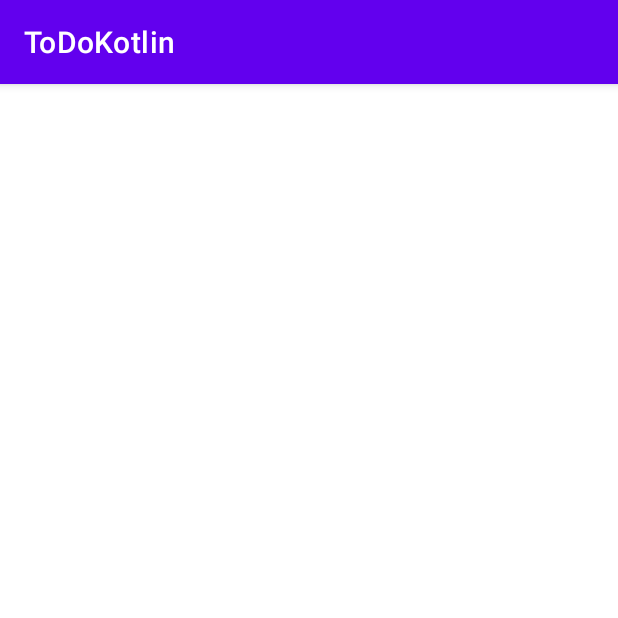
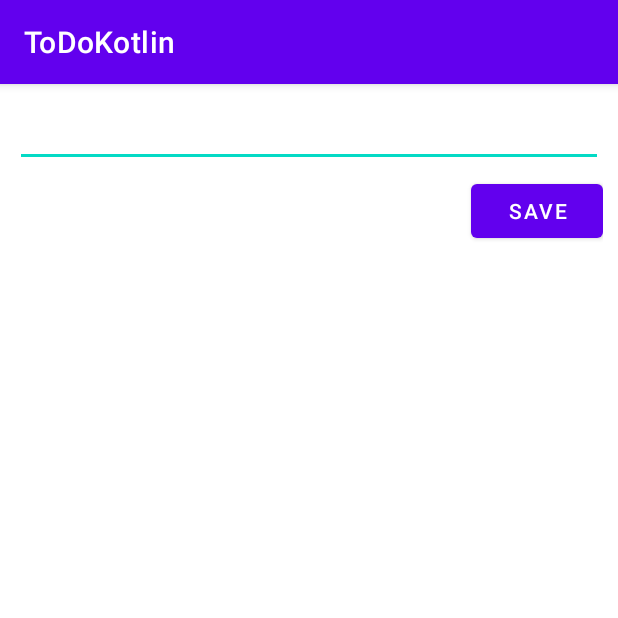
Before and after one commit to ericngg/ToDo-Kotlin, an Android app: the screen it shows after launch (EditActivity), after a tap on an icon or button, on a phone screen of 412 x 824 dp, the top half of it. Run offline under Robolectric (Android 15) with nearby library versions, the phone set to English and light mode, and no system bars.

Commit message:
polished and added comments

```diff
--- a/app/src/main/java/project/eric/todokotlin/EditActivity.kt
+++ b/app/src/main/java/project/eric/todokotlin/EditActivity.kt
@@ -1,11 +1,36 @@
 package project.eric.todokotlin
 
+import android.content.Intent
 import androidx.appcompat.app.AppCompatActivity
 import android.os.Bundle
+import android.widget.Button
+import android.widget.EditText
 
 class EditActivity : AppCompatActivity() {
+
+    lateinit var etTask: EditText
+    lateinit var btnSave: Button
+
     override fun onCreate(savedInstanceState: Bundle?) {
         super.onCreate(savedInstanceState)
         setContentView(R.layout.activity_edit)
+
+        etTask = findViewById(R.id.etTask)
+        btnSave = findViewById(R.id.btnSave)
+
+        // Initialize the text field
+        etTask.setText(intent?.getStringExtra("task"))
+
+        // btnSave click listener
+        btnSave.setOnClickListener {
+            val data = Intent()
+            data.putExtra("task", etTask.text.toString())
+            data.putExtra("position", intent?.getIntExtra("position", 0))
+
+            setResult(RESULT_OK, data)
+
+            finish()
+        }
+
     }
 }
--- a/app/src/main/java/project/eric/todokotlin/MainActivity.kt
+++ b/app/src/main/java/project/eric/todokotlin/MainActivity.kt
@@ -14,15 +14,24 @@ import java.nio.charset.Charset
 
 class MainActivity : AppCompatActivity() {
 
+    private val REQUEST_CODE = 400
+
+    lateinit var etAddTaskField: EditText
+    lateinit var recyclerView: RecyclerView
+    lateinit var btnAdd: Button
+
     var listOfTasks = mutableListOf<String>()
-    lateinit var adapter : TaskItemAdapter
+    lateinit var adapter: TaskItemAdapter
 
     override fun onCreate(savedInstanceState: Bundle?) {
         super.onCreate(savedInstanceState)
         setContentView(R.layout.activity_main)
 
-        val etAddTaskField = findViewById<EditText>(R.id.etAddTaskField)
+        etAddTaskField = findViewById(R.id.etAddTaskField)
+        recyclerView = findViewById(R.id.rvRecycleView)
+        btnAdd = findViewById(R.id.btnAdd)
 
+        // Long click listener
         val onLongClickListener = object : TaskItemAdapter.OnLongClickListener {
             override fun onItemLongClicked(position: Int) {
                 listOfTasks.removeAt(position)
@@ -30,42 +39,59 @@ class MainActivity : AppCompatActivity() {
 
                 saveItems()
             }
-
         }
 
+        // Click listener
         val onClickListener = object : TaskItemAdapter.OnClickListener {
             override fun onItemClicked(position: Int) {
-                val intent = Intent(applicationContext, EditActivity::class.java)
-
-                startActivity(intent)
+                val intent = Intent(this@MainActivity, EditActivity::class.java)
+                intent.putExtra("task", listOfTasks[position])
+                intent.putExtra("position", position)
+                startActivityForResult(intent, REQUEST_CODE)
             }
-
         }
 
+        // Load items from start
         loadItems()
 
-        val recyclerView = findViewById<RecyclerView>(R.id.rvRecycleView)
-
+        // Adapter initialization
         adapter = TaskItemAdapter(listOfTasks, onLongClickListener, onClickListener)
         recyclerView.adapter = adapter
         recyclerView.layoutManager = LinearLayoutManager(this)
 
-        findViewById<Button>(R.id.btnAdd).setOnClickListener {
+        // btnAdd click listener
+        btnAdd.setOnClickListener {
             val userInputtedTask = etAddTaskField.text.toString()
             listOfTasks.add(userInputtedTask)
-
             adapter.notifyItemInserted(listOfTasks.size - 1)
-
             etAddTaskField.setText("")
-
             saveItems()
         }
     }
 
+    // Editing functionality
+    override fun onActivityResult(requestCode: Int, resultCode: Int, data: Intent?) {
+        super.onActivityResult(requestCode, resultCode, data)
+
+        if (resultCode == RESULT_OK && requestCode == REQUEST_CODE) {
+            var pos = data?.getIntExtra("position", 0)
+            var task = data?.getStringExtra("task")
+
+            if (task != null) {
+                listOfTasks[pos!!] = task
+            }
+
+            saveItems()
+            adapter.notifyDataSetChanged()
+        }
+    }
+
+    // Get file function
     fun getDataFile() : File {
         return File(filesDir, "data.txt")
     }
 
+    // Load file function
     fun loadItems() {
         try {
             listOfTasks = FileUtils.readLines(getDataFile(), Charset.defaultCharset())
@@ -74,6 +100,7 @@ class MainActivity : AppCompatActivity() {
         }
     }
 
+    // Save file function
     fun saveItems() {
         try {
             FileUtils.writeLines(getDataFile(), listOfTasks)
--- a/app/src/main/res/layout/activity_edit.xml
+++ b/app/src/main/res/layout/activity_edit.xml
@@ -4,6 +4,24 @@
     xmlns:tools="http://schemas.android.com/tools"
     android:layout_width="match_parent"
     android:layout_height="match_parent"
+    android:layout_margin="10dp"
     tools:context=".EditActivity">
 
+    <EditText
+        android:id="@+id/etTask"
+        android:layout_width="0dp"
+        android:layout_height="wrap_content"
+        android:ems="10"
+        app:layout_constraintEnd_toEndOf="parent"
+        app:layout_constraintStart_toStartOf="parent"
+        app:layout_constraintTop_toTopOf="parent" />
+
+    <Button
+        android:id="@+id/btnSave"
+        android:layout_width="wrap_content"
+        android:layout_height="wrap_content"
+        android:layout_marginTop="5dp"
+        android:text="Save"
+        app:layout_constraintEnd_toEndOf="parent"
+        app:layout_constraintTop_toBottomOf="@+id/etTask" />
 </androidx.constraintlayout.widget.ConstraintLayout>
```
